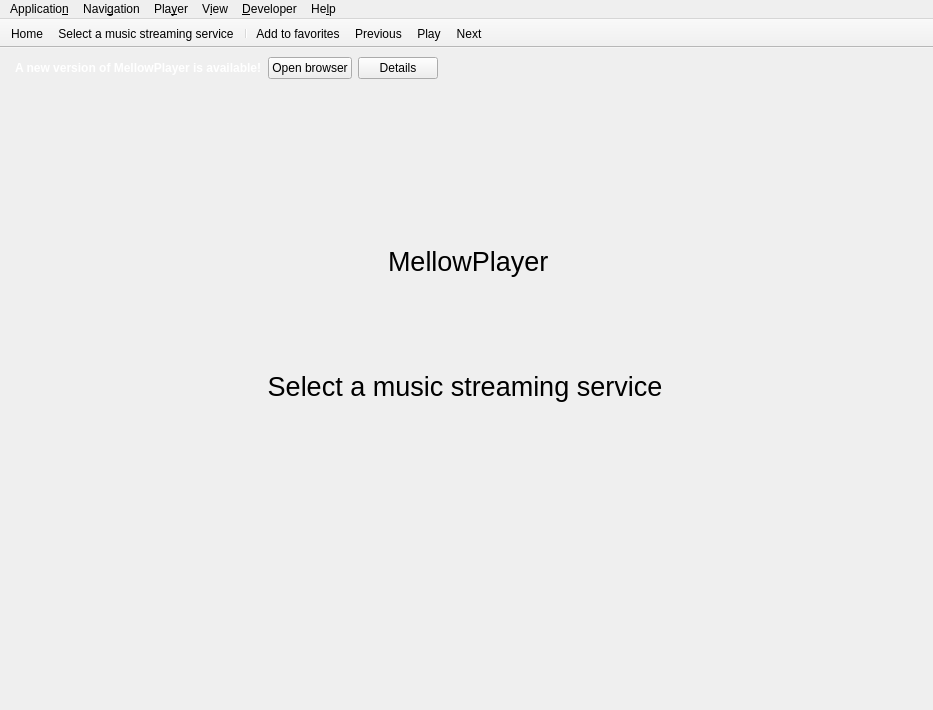
Before: the Qt Designer form app/forms/mainwindow.ui in ColinDuquesnoy/MellowPlayer, drawn with Qt 5.
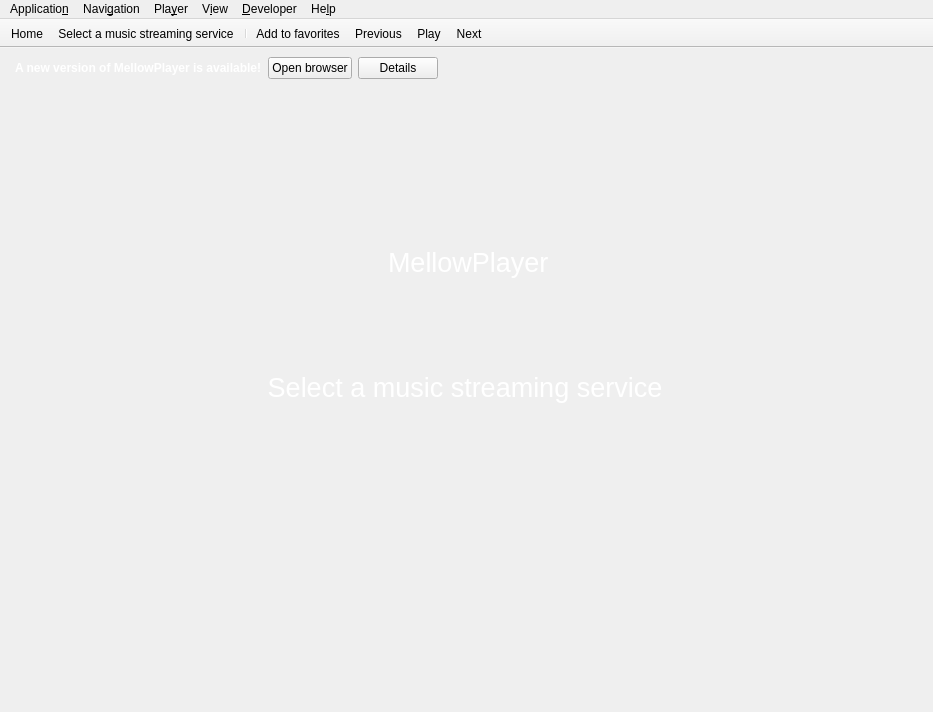
After: the same form once the commit is applied. Icons and pictures are not drawn. Custom widgets are drawn as their Qt base class.

Commit message: Add missing home page label stylesheet needed on OSX

```diff
--- a/app/forms/mainwindow.ui
+++ b/app/forms/mainwindow.ui
@@ -7,7 +7,7 @@
     <x>0</x>
     <y>0</y>
     <width>933</width>
-    <height>710</height>
+    <height>712</height>
    </rect>
   </property>
   <property name="windowTitle">
@@ -119,6 +119,9 @@
              </item>
              <item>
               <widget class="QLabel" name="label_4">
+               <property name="styleSheet">
+                <string notr="true">color: rgb(255, 255, 255)</string>
+               </property>
                <property name="text">
                 <string>&lt;html&gt;&lt;head/&gt;&lt;body&gt;&lt;p&gt;&lt;span style=&quot; font-size:20pt;&quot;&gt;MellowPlayer&lt;/span&gt;&lt;/p&gt;&lt;/body&gt;&lt;/html&gt;</string>
                </property>
@@ -314,6 +317,9 @@
                <kerning>true</kerning>
               </font>
              </property>
+             <property name="styleSheet">
+              <string notr="true">color: white;</string>
+             </property>
              <property name="text">
               <string>Select a music streaming service</string>
              </property>
```
Left out of the diff: 2 changed lines with no effect on the pictures.
